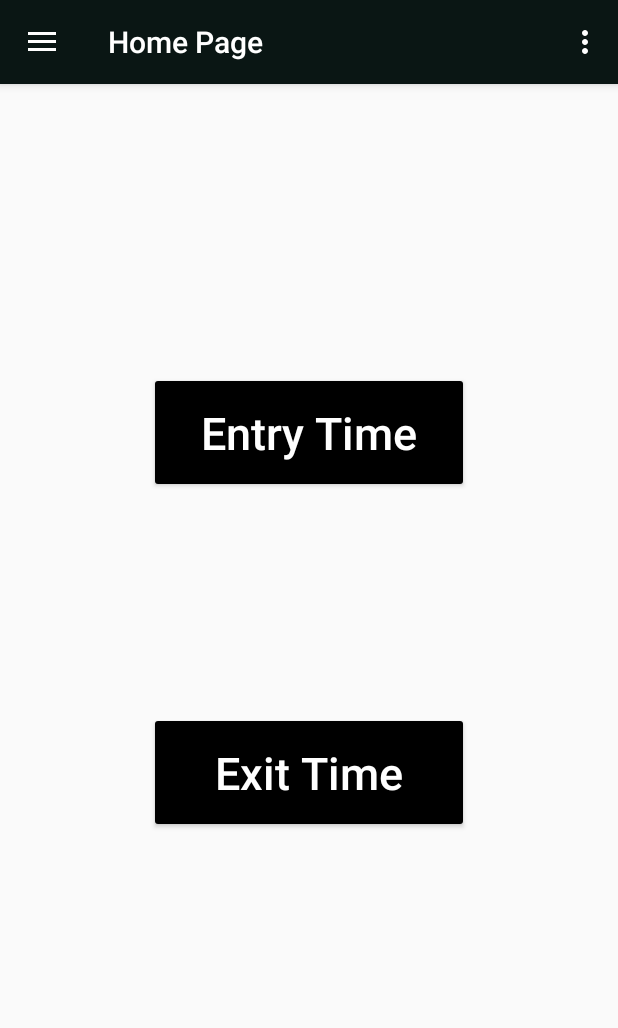
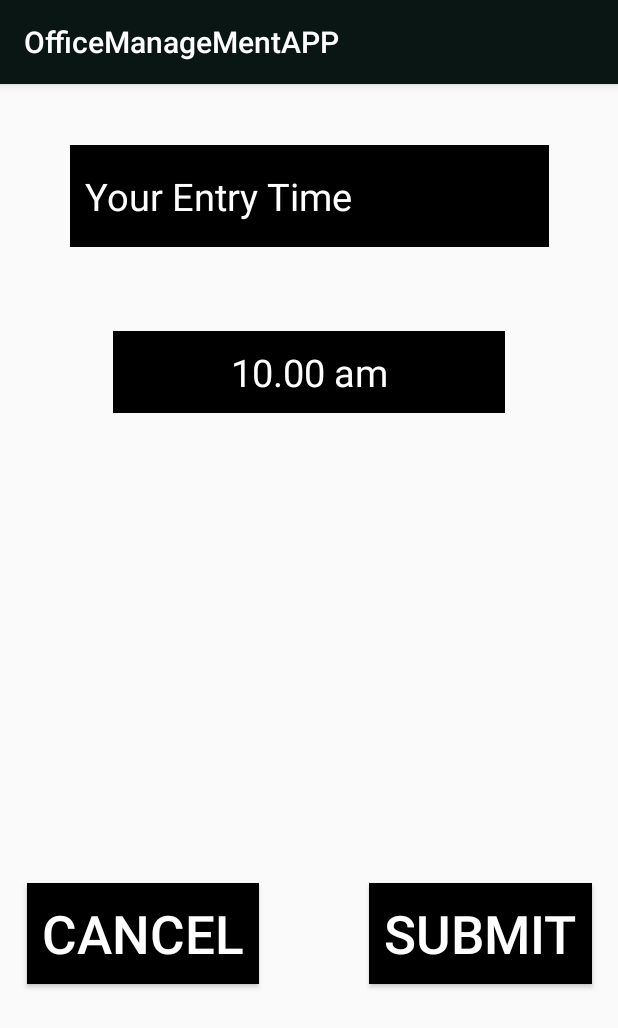
Before and after one commit to ski96277/OfficeManageMentAPP, an Android app: the Employee_Home screen opened directly, with no data from a screen before it, after a tap on "Entry Time", on a phone screen of 412 x 824 dp. Shown: the top 1028 px of the screen. Run offline under Robolectric (Android 15) with nearby library versions, the phone set to English and light mode, and no system bars; our stand-ins replace ButterKnife, Firebase (no records; nobody signed in at launch, a user with empty details on screens opened directly); libraries missing offline, so code that uses them is left out: com.google.zxing.integration; 8 statements that could not run were skipped.

Commit message:
Now Work With table

```diff
--- a/app/build.gradle
+++ b/app/build.gradle
@@ -49,5 +49,10 @@ dependencies {
 //custom calender
     implementation 'sun.bob:mcalendarview:1.0.0'
 
+    //scanner
+
+    implementation 'com.google.zxing:core:3.2.1'
+    implementation 'com.journeyapps:zxing-android-embedded:3.2.0@aar'
+
 }
 apply plugin: 'com.google.gms.google-services'
--- /dev/null
+++ b/app/src/main/java/com/rocketechit/officemanagementapp/Activity/ScanResultActivity.java
@@ -0,0 +1,140 @@
+package com.rocketechit.officemanagementapp.Activity;
+
+import android.content.Intent;
+import android.os.Bundle;
+import android.view.View;
+import android.widget.TextView;
+import android.widget.Toast;
+
+import com.google.firebase.auth.FirebaseAuth;
+import com.google.firebase.auth.FirebaseUser;
+import com.google.firebase.database.DatabaseReference;
+import com.google.firebase.database.FirebaseDatabase;
+import com.google.zxing.integration.android.IntentIntegrator;
+import com.google.zxing.integration.android.IntentResult;
+import com.rocketechit.officemanagementapp.JavaClass.Entry_Exit_Time;
+import com.rocketechit.officemanagementapp.R;
+
+import java.util.Calendar;
+import java.util.TimeZone;
+
+import androidx.appcompat.app.AppCompatActivity;
+import butterknife.BindView;
+import butterknife.ButterKnife;
+import butterknife.OnClick;
+
+public class ScanResultActivity extends AppCompatActivity {
+
+    @BindView(R.id.textView3)
+    TextView titleTV_ID;
+    @BindView(R.id.EntryTime_id)
+    TextView entryTimeTV_ID;
+
+
+    FirebaseDatabase firebaseDatabase;
+    DatabaseReference databaseReference;
+
+    String title;
+
+
+    @Override
+    protected void onCreate(Bundle savedInstanceState) {
+        super.onCreate(savedInstanceState);
+        setContentView(R.layout.activity_scan_result);
+        ButterKnife.bind(this);
+        getScannerOption();
+
+        Intent intent = getIntent();
+        title = intent.getStringExtra("value");
+        titleTV_ID.setText(title);
+
+        firebaseDatabase = FirebaseDatabase.getInstance();
+        databaseReference = firebaseDatabase.getReference();
+    }
+
+    private void getScannerOption() {
+
+        IntentIntegrator integrator = new IntentIntegrator(this);
+        integrator.setDesiredBarcodeFormats(IntentIntegrator.QR_CODE_TYPES);
+        integrator.setPrompt("Rocketech IT Ltd");
+        integrator.setOrientationLocked(false);
+        integrator.setCameraId(0);
+        integrator.setBeepEnabled(false);
+        integrator.setBarcodeImageEnabled(false);
+        integrator.initiateScan();
+
+
+    }
+
+    // Get the results:
+    @Override
+    protected void onActivityResult(int requestCode, int resultCode, Intent data) {
+        IntentResult result = IntentIntegrator.parseActivityResult(requestCode, resultCode, data);
+        if (result != null) {
+            if (result.getContents() == null) {
+                Toast.makeText(this, "You cancelled the scanning", Toast.LENGTH_LONG).show();
+                startActivity(new Intent(this, MainActivity_Employee.class));
+                finish();
+            } else {
+                entryTimeTV_ID.setText(result.getContents());
+            }
+        } else {
+            super.onActivityResult(requestCode, resultCode, data);
+        }
+    }
+
+    @OnClick({R.id.cancel_button, R.id.submit_btn})
+    public void onClick(View view) {
+        switch (view.getId()) {
+            case R.id.cancel_button:
+                startActivity(new Intent(this, MainActivity_Employee.class));
+                finish();
+                break;
+            case R.id.submit_btn:
+
+                if (title.equals("Your Entry Time")) {
+
+                    Calendar calendar = Calendar.getInstance(TimeZone.getDefault());
+                    int year  = calendar.get(Calendar.YEAR);
+                    int month  = calendar.get(Calendar.MONTH);
+                    int day  = calendar.get(Calendar.DAY_OF_MONTH);
+                    Toast.makeText(this, "Submitted", Toast.LENGTH_SHORT).show();
+
+                    databaseReference.child("Attendance").child(getUserID())
+                            .child(String.valueOf(year)).child(String.valueOf(month))
+                            .child(String.valueOf(day)).child("Entry").child("entryTime").setValue(entryTimeTV_ID.getText().toString());
+
+                } else if (title.equals("Your Exit Time")) {
+
+
+                    Calendar calendar = Calendar.getInstance(TimeZone.getDefault());
+                    int year  = calendar.get(Calendar.YEAR);
+                    int month  = calendar.get(Calendar.MONTH);
+                    int day  = calendar.get(Calendar.DAY_OF_MONTH);
+                    Toast.makeText(this, "Submitted", Toast.LENGTH_SHORT).show();
+
+                    databaseReference.child("Attendance").child(getUserID())
+                            .child(String.valueOf(year)).child(String.valueOf(month))
+                            .child(String.valueOf(day)).child("Exit").child("exitTime").setValue(entryTimeTV_ID.getText().toString());
+
+
+
+                }
+
+                break;
+        }
+    }
+
+
+    //get Current Admin User ID
+    private String getUserID() {
+
+        FirebaseAuth firebaseAuth;
+        FirebaseUser firebaseUser;
+        firebaseAuth = FirebaseAuth.getInstance();
+        firebaseUser = firebaseAuth.getCurrentUser();
+        String userID = firebaseUser.getUid();
+        return userID;
+    }
+
+}
--- a/app/src/main/java/com/rocketechit/officemanagementapp/FragmentClass/Employee/Employee_Home.java
+++ b/app/src/main/java/com/rocketechit/officemanagementapp/FragmentClass/Employee/Employee_Home.java
@@ -1,10 +1,11 @@
 package com.rocketechit.officemanagementapp.FragmentClass.Employee;
 
+import android.content.Intent;
 import android.os.Bundle;
 import android.view.LayoutInflater;
 import android.view.View;
 import android.view.ViewGroup;
-
+import com.rocketechit.officemanagementapp.Activity.ScanResultActivity;
 import com.rocketechit.officemanagementapp.R;
 
 import androidx.annotation.NonNull;
@@ -34,11 +35,15 @@ public class Employee_Home extends Fragment {
     public void onClick(View view) {
         switch (view.getId()) {
             case R.id.entry_Button:
+                startActivity(new Intent(getActivity(), ScanResultActivity.class)
+                        .putExtra("value", "Your Entry Time"));
 
                 break;
             case R.id.exit_Button:
-
+                startActivity(new Intent(getActivity(), ScanResultActivity.class)
+                        .putExtra("value", "Your Exit Time"));
                 break;
         }
     }
+
 }
--- /dev/null
+++ b/app/src/main/res/layout/activity_scan_result.xml
@@ -0,0 +1,96 @@
+<?xml version="1.0" encoding="utf-8"?>
+<androidx.constraintlayout.widget.ConstraintLayout xmlns:android="http://schemas.android.com/apk/res/android"
+    xmlns:app="http://schemas.android.com/apk/res-auto"
+    xmlns:tools="http://schemas.android.com/tools"
+    android:layout_width="match_parent"
+    android:layout_height="match_parent"
+    tools:context=".Activity.ScanResultActivity">
+
+    <TextView
+        android:id="@+id/textView3"
+        android:layout_width="319dp"
+        android:layout_height="68dp"
+        android:layout_marginStart="16dp"
+        android:layout_marginLeft="16dp"
+        android:layout_marginTop="40dp"
+        android:layout_marginEnd="16dp"
+        android:layout_marginRight="16dp"
+        android:layout_marginBottom="56dp"
+        android:background="#000"
+        android:gravity="center_vertical"
+        android:padding="10dp"
+        android:text="Your Entry Time"
+        android:textColor="#FFF"
+        android:textSize="25sp"
+        app:layout_constraintBottom_toTopOf="@+id/EntryTime_id"
+        app:layout_constraintEnd_toEndOf="parent"
+        app:layout_constraintStart_toStartOf="parent"
+        app:layout_constraintTop_toTopOf="parent" />
+
+    <TextView
+        android:id="@+id/EntryTime_id"
+        android:layout_width="0dp"
+        android:layout_height="wrap_content"
+        android:layout_marginStart="75dp"
+        android:layout_marginLeft="75dp"
+        android:layout_marginTop="164dp"
+        android:layout_marginEnd="75dp"
+        android:layout_marginRight="75dp"
+        android:layout_marginBottom="481dp"
+        android:background="#000"
+        android:gravity="center"
+        android:padding="10dp"
+        android:text="10.00 am"
+        android:textColor="#FFF"
+        android:textSize="25sp"
+        app:layout_constraintBottom_toBottomOf="parent"
+        app:layout_constraintEnd_toEndOf="parent"
+        app:layout_constraintHorizontal_bias="0.473"
+        app:layout_constraintStart_toStartOf="parent"
+        app:layout_constraintTop_toTopOf="parent"
+        app:layout_constraintVertical_bias="0.008" />
+
+    <Button
+        android:id="@+id/cancel_button"
+        android:layout_width="wrap_content"
+        android:layout_height="wrap_content"
+        android:layout_marginStart="35dp"
+        android:layout_marginLeft="35dp"
+        android:layout_marginTop="200dp"
+        android:layout_marginEnd="35dp"
+        android:layout_marginRight="35dp"
+        android:layout_marginBottom="168dp"
+        android:background="#000"
+        android:padding="10dp"
+        android:text="Cancel"
+        android:textColor="#fff"
+        android:textSize="35sp"
+        app:layout_constraintBottom_toBottomOf="parent"
+        app:layout_constraintEnd_toStartOf="@+id/submit_btn"
+        app:layout_constraintHorizontal_bias="0.49"
+        app:layout_constraintStart_toStartOf="parent"
+        app:layout_constraintTop_toTopOf="parent"
+        app:layout_constraintVertical_bias="1.0" />
+
+    <Button
+        android:id="@+id/submit_btn"
+        android:layout_width="wrap_content"
+        android:layout_height="wrap_content"
+        android:layout_marginStart="38dp"
+        android:layout_marginLeft="38dp"
+        android:layout_marginTop="200dp"
+        android:layout_marginEnd="35dp"
+        android:layout_marginRight="35dp"
+        android:layout_marginBottom="168dp"
+        android:background="#000"
+        android:padding="10dp"
+        android:text="Submit"
+        android:textColor="#fff"
+        android:textSize="35sp"
+        app:layout_constraintBottom_toBottomOf="parent"
+        app:layout_constraintEnd_toEndOf="parent"
+        app:layout_constraintStart_toEndOf="@+id/cancel_button"
+        app:layout_constraintTop_toTopOf="parent"
+        app:layout_constraintVertical_bias="1.0" />
+
+</androidx.constraintlayout.widget.ConstraintLayout>
```
Also changed, not shown: app/src/main/AndroidManifest.xml (+10 -1 lines), app/src/main/java/com/rocketechit/officemanagementapp/JavaClass/Entry_Exit_Time.java (added, +44 -0 lines), app/src/main/res/values/strings.xml (line endings or trailing spaces).
